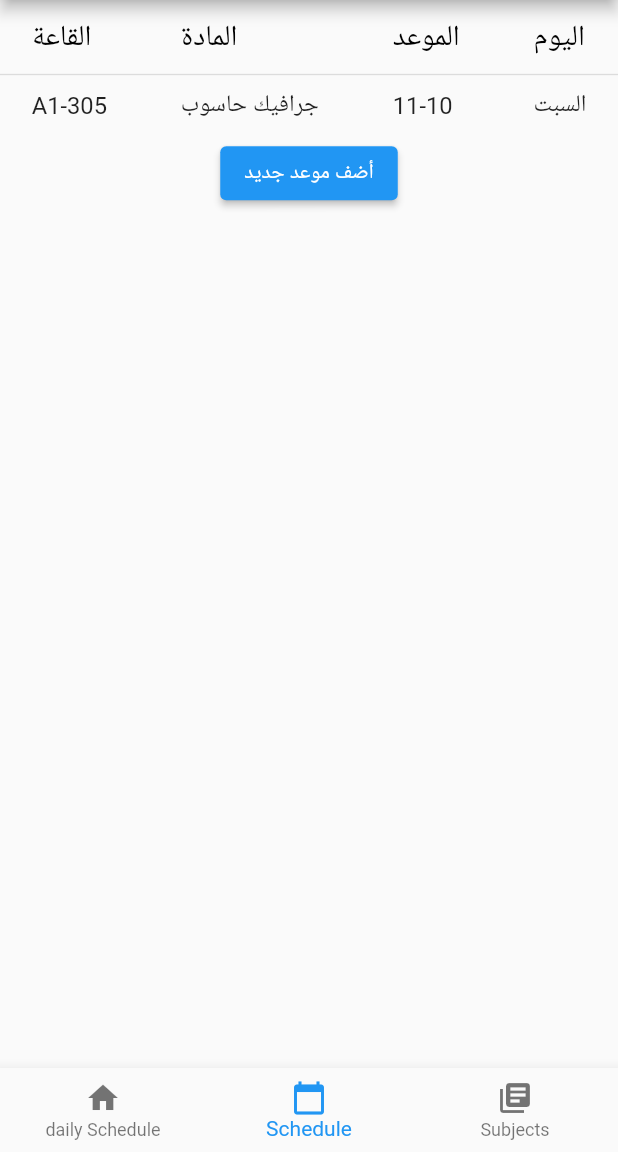
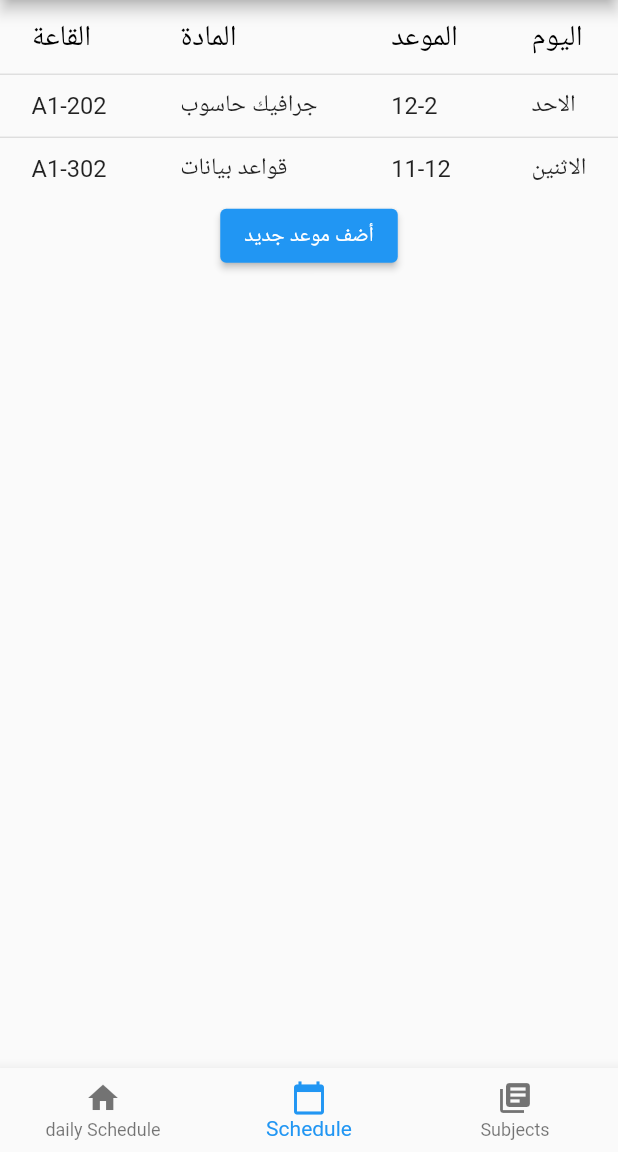
Before and after one commit to saleem-15/University-V1.0, a Flutter app: the screen it shows after launch, item 2 of the bottom bar chosen, on a phone screen of 412 x 824 dp, the part 84-1236 px from its top. Run offline on Flutter 3.47's test engine with Material 2 defaults, Android fonts, the phone set to English and light mode, and no system bars.

Commit message:
schedule is done + adding lectures (not orgnized)

```diff
--- a/lib/models/lectures.dart
+++ b/lib/models/lectures.dart
@@ -11,7 +11,7 @@ class Lecture {
     required this.place,
   });
 
-  final lecturesList = [
+  static final lecturesList = [
     Lecture(
       subject: 'جرافيك حاسوب',
       day: 'الاحد',
--- a/lib/screens/schedule_screen.dart
+++ b/lib/screens/schedule_screen.dart
@@ -13,7 +13,8 @@ class Schedule extends StatefulWidget {
 class _ScheduleState extends State<Schedule> {
   @override
   Widget build(BuildContext context) {
-    return Column(
+    return SingleChildScrollView(
+      child: Column(
         children: [
           FittedBox(
             fit: BoxFit.cover,
@@ -41,36 +42,67 @@ class _ScheduleState extends State<Schedule> {
                   ),
                 ),
               ],
-            rows: [
-              DataRow(
+              rows: Lecture.lecturesList.map((e) {
+                return DataRow(
                   cells: <DataCell>[
                     DataCell(
                       Text(
-                      'A1-305',
+                        e.place,
                         style: TextStyle(fontSize: 18),
                       ),
                     ),
                     DataCell(
                       Text(
-                      'جرافيك حاسوب',
+                        e.subject,
                         style: TextStyle(fontSize: 18),
                       ),
                     ),
                     DataCell(
                       Text(
-                      '11-10',
+                        e.time,
                         style: TextStyle(fontSize: 18),
                       ),
                     ),
                     DataCell(
                       Text(
-                      'السبت',
+                        e.day,
                         style: TextStyle(fontSize: 18),
                       ),
                     ),
                   ],
-              ),
-            ],
+                );
+              }).toList(),
+
+              // [
+              // DataRow(
+              //   cells: <DataCell>[
+              //     DataCell(
+              //       Text(
+              //         'A1-305',
+              //         style: TextStyle(fontSize: 18),
+              //       ),
+              //     ),
+              //     DataCell(
+              //       Text(
+              //         'جرافيك حاسوب',
+              //         style: TextStyle(fontSize: 18),
+              //       ),
+              //     ),
+              //     DataCell(
+              //       Text(
+              //         '11-10',
+              //         style: TextStyle(fontSize: 18),
+              //       ),
+              //     ),
+              //     DataCell(
+              //       Text(
+              //         'السبت',
+              //         style: TextStyle(fontSize: 18),
+              //       ),
+              //     ),
+              //   ],
+              // ),
+              //],
             ),
           ),
           ElevatedButton(
@@ -78,6 +110,7 @@ class _ScheduleState extends State<Schedule> {
             child: Text('أضف موعد جديد'),
           ),
         ],
+      ),
     );
     // Table(
     //   border: TableBorder.all(),
@@ -102,6 +135,10 @@ class _ScheduleState extends State<Schedule> {
   String? dropdownValue = 'السيت';
   final days = ['السيت', 'الأحد', 'الاثنين', 'الثلاثاء', 'الأربعاء', 'الخميس'];
 
+  var subjectInput = TextEditingController();
+  var timeInput = TextEditingController();
+  var placeInput = TextEditingController();
+
   void showAddNewSubjectDialog(BuildContext ctx) {
     showDialog(
         context: ctx,
@@ -119,6 +156,7 @@ class _ScheduleState extends State<Schedule> {
                   child: Column(
                     children: <Widget>[
                       TextFormField(
+                        controller: subjectInput,
                         decoration: InputDecoration(
                           labelText: 'المادة',
                           icon: Icon(Icons.library_books_rounded),
@@ -158,12 +196,15 @@ class _ScheduleState extends State<Schedule> {
                         ),
                       ),
                       TextFormField(
+                        controller: timeInput,
+                        keyboardType: TextInputType.number,
                         decoration: InputDecoration(
                           labelText: 'الساعة',
                           icon: Icon(Icons.access_time_filled_sharp),
                         ),
                       ),
                       TextFormField(
+                        controller: placeInput,
                         decoration: InputDecoration(
                           labelText: 'القاعة',
                           icon: Icon(Icons.place),
@@ -177,7 +218,17 @@ class _ScheduleState extends State<Schedule> {
             actions: [
               ElevatedButton(
                 child: Text("Submit"),
-                onPressed: () => Navigator.of(context).pop(),
+                onPressed: () {
+                  Lecture.lecturesList.add(
+                    Lecture(
+                      subject: subjectInput.text,
+                      day: dropdownValue!,
+                      time: timeInput.text,
+                      place: placeInput.text,
+                    ),
+                  );
+                  //Navigator.of(context).pop();
+                },
               )
             ],
           );
```
Lines whose indentation alone changed are shown as unchanged.
